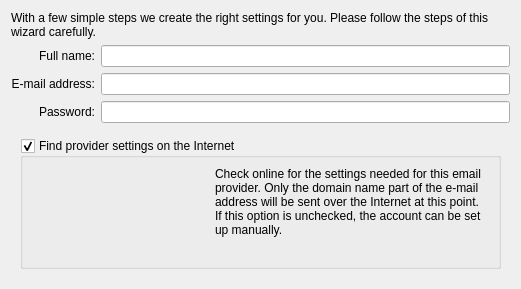
Above: accountwizard/ui/personaldatapage.ui from KDE/kdepim-runtime before the change. Below: the same form after it.
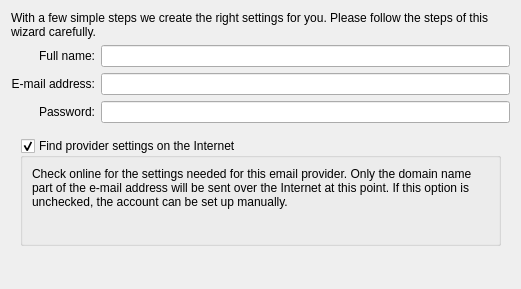
That is the form after the change. Custom widgets are drawn as their Qt base class.

Diff of the .ui file:
```diff
--- a/accountwizard/ui/personaldatapage.ui
+++ b/accountwizard/ui/personaldatapage.ui
@@ -112,8 +112,8 @@
          <property name="checkable">
           <bool>true</bool>
          </property>
-         <layout class="QGridLayout" name="gridLayout_3">
-          <item row="0" column="1">
+         <layout class="QVBoxLayout" name="verticalLayout">
+          <item>
            <widget class="QLabel" name="checkOnlineExplanation">
             <property name="text">
              <string>Check online for the settings needed for this email provider. Only the domain name part of the e-mail address will be sent over the Internet at this point. If this option is unchecked, the account can be set up manually.</string>
@@ -123,10 +123,12 @@
             </property>
            </widget>
           </item>
-          <item row="0" column="0">
+          <item>
+           <layout class="QHBoxLayout" name="horizontalLayout_4">
+            <item>
            <widget class="KPIMUtils::ProgressIndicatorWidget" name="mProgress"/>
           </item>
-          <item row="1" column="0" colspan="2">
+            <item>
            <widget class="QLabel" name="SearchLabel">
             <property name="font">
              <font>
@@ -139,6 +141,8 @@
              <string/>
             </property>
            </widget>
+            </item>
+           </layout>
           </item>
          </layout>
         </widget>
```
Lines whose indentation alone changed are shown as unchanged.
